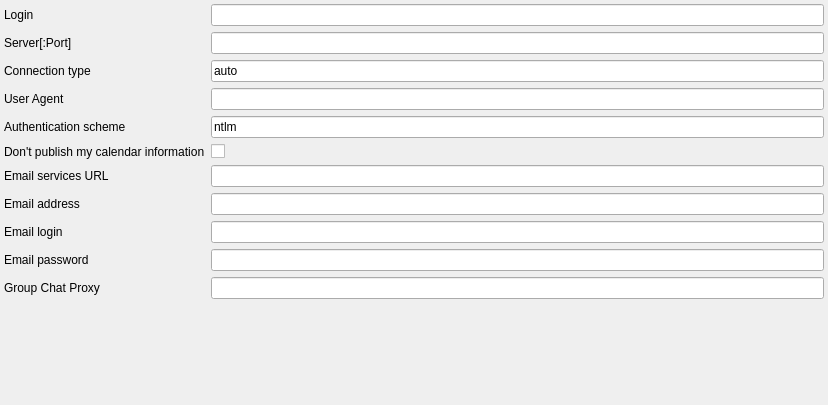
Old version of the form plugins/haze/sipe-advanced-settings-widget.ui in the repository KDE/ktp-accounts-kcm.
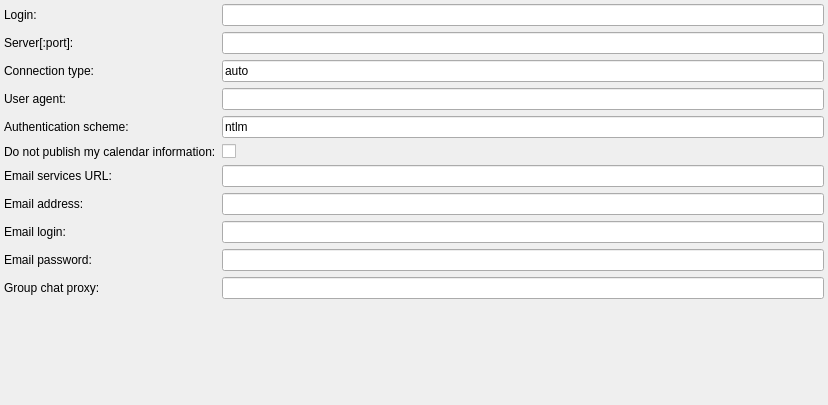
New version of the form. Custom widgets are drawn as their Qt base class.

What changed in the file:
```diff
--- a/plugins/haze/sipe-advanced-settings-widget.ui
+++ b/plugins/haze/sipe-advanced-settings-widget.ui
@@ -28,7 +28,7 @@
      <item row="0" column="0">
       <widget class="QLabel" name="loginLabel">
        <property name="text">
-        <string>Login</string>
+        <string>Login:</string>
        </property>
       </widget>
      </item>
@@ -41,7 +41,7 @@
      <item row="2" column="0">
       <widget class="QLabel" name="transportLabel">
        <property name="text">
-        <string>Connection type</string>
+        <string>Connection type:</string>
        </property>
       </widget>
      </item>
@@ -55,7 +55,7 @@
      <item row="3" column="0">
       <widget class="QLabel" name="useragentLabel">
        <property name="text">
-        <string>User Agent</string>
+        <string>User agent:</string>
        </property>
       </widget>
      </item>
@@ -65,7 +65,7 @@
      <item row="4" column="0">
       <widget class="QLabel" name="authenticationLabel">
        <property name="text">
-        <string>Authentication scheme</string>
+        <string>Authentication scheme:</string>
        </property>
       </widget>
      </item>
@@ -79,7 +79,7 @@
      <item row="5" column="0">
       <widget class="QLabel" name="dontpublishLabel">
        <property name="text">
-        <string>Don't publish my calendar information</string>
+        <string>Do not publish my calendar information:</string>
        </property>
       </widget>
      </item>
@@ -89,7 +89,7 @@
      <item row="6" column="0">
       <widget class="QLabel" name="emailurlLabel">
        <property name="text">
-        <string>Email services URL</string>
+        <string>Email services URL:</string>
        </property>
       </widget>
      </item>
@@ -99,7 +99,7 @@
      <item row="7" column="0">
       <widget class="QLabel" name="emailLabel">
        <property name="text">
-        <string>Email address</string>
+        <string>Email address:</string>
        </property>
       </widget>
      </item>
@@ -109,7 +109,7 @@
      <item row="8" column="0">
       <widget class="QLabel" name="emailloginLabel">
        <property name="text">
-        <string>Email login</string>
+        <string>Email login:</string>
        </property>
       </widget>
      </item>
@@ -119,14 +119,14 @@
      <item row="9" column="0">
       <widget class="QLabel" name="emailpasswordLabel">
        <property name="text">
-        <string>Email password</string>
+        <string>Email password:</string>
        </property>
       </widget>
      </item>
      <item row="10" column="0">
       <widget class="QLabel" name="groupchatuserLabel">
        <property name="text">
-        <string>Group Chat Proxy</string>
+        <string>Group chat proxy:</string>
        </property>
       </widget>
      </item>
@@ -143,7 +143,7 @@
      <item row="1" column="0">
       <widget class="QLabel" name="serverLabel">
        <property name="text">
-        <string>Server[:Port]</string>
+        <string>Server[:port]:</string>
        </property>
       </widget>
      </item>
```
